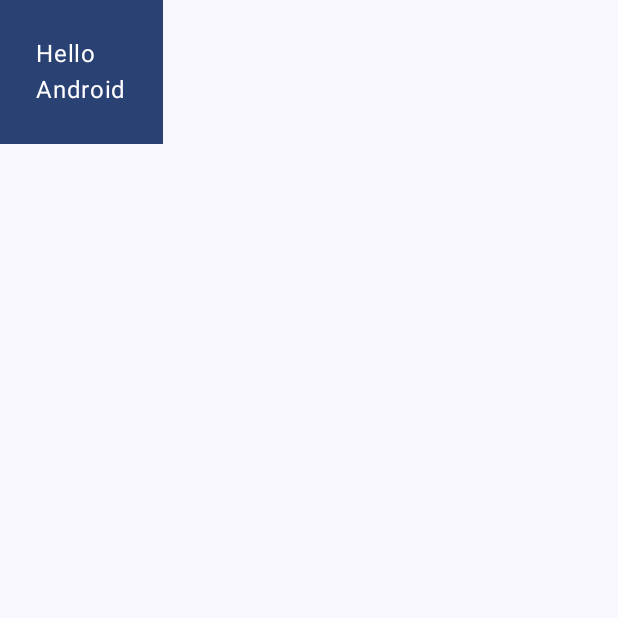
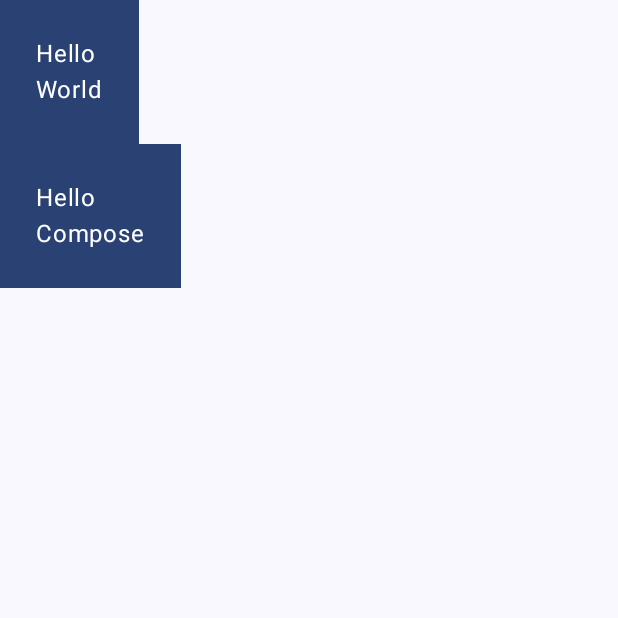
Before and after one commit to cyjadela/compose-study, an Android app built with Jetpack Compose: the composable MyApp shown on its own in the app's theme, on a phone screen of 412 x 824 dp, the top half of it. Run offline under Robolectric (Android 15) with nearby library versions, the phone set to English and light mode, and no system bars.

Commit message:
Feat: for문으로 Column 구현

```diff
--- a/compose_start/app/src/main/java/com/android/compose_start/MainActivity.kt
+++ b/compose_start/app/src/main/java/com/android/compose_start/MainActivity.kt
@@ -1,5 +1,6 @@
 package com.android.compose_start
 
+import android.net.ipsec.ike.TunnelModeChildSessionParams.ConfigRequestIpv4Netmask
 import android.os.Bundle
 import androidx.activity.ComponentActivity
 import androidx.activity.compose.setContent
@@ -37,9 +38,14 @@ fun Greeting(name: String, modifier: Modifier = Modifier) {
 }
 
 @Composable
-fun MyApp(modifier: Modifier = Modifier) {
-    Surface(modifier, color = MaterialTheme.colorScheme.background) {
-        Greeting("Android")
+fun MyApp(
+    modifier: Modifier = Modifier,
+    names: List<String> = listOf("World", "Compose")
+) {
+    Column(modifier) {
+        for (name in names) {
+            Greeting(name = name)
+        }
     }
 }
 
@@ -47,6 +53,6 @@ fun MyApp(modifier: Modifier = Modifier) {
 @Composable
 fun GreetingPreview() {
     Compose_startTheme {
-        Greeting("Android")
+        MyApp()
     }
 }
```
